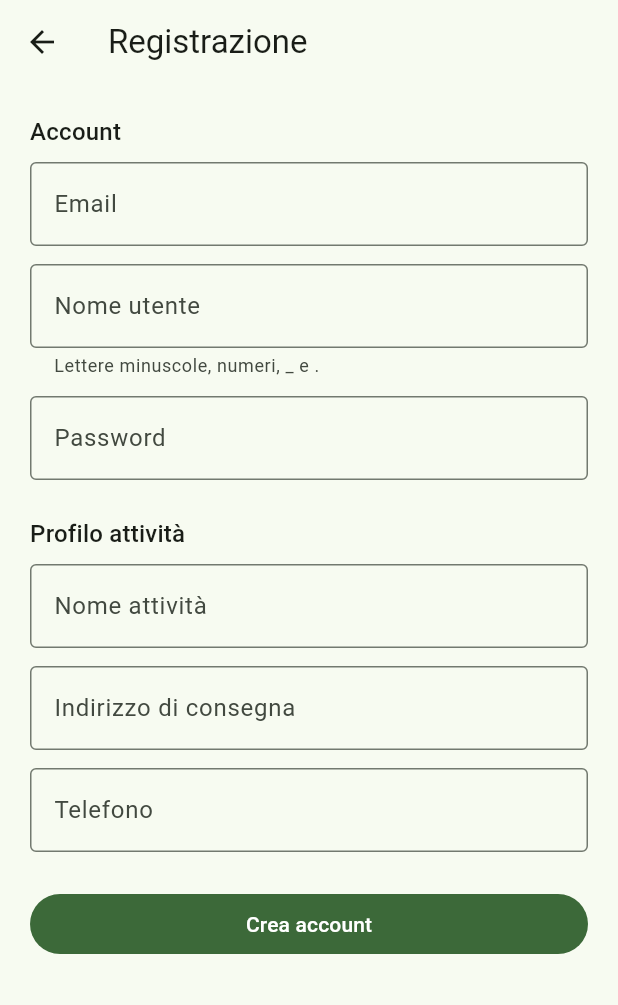
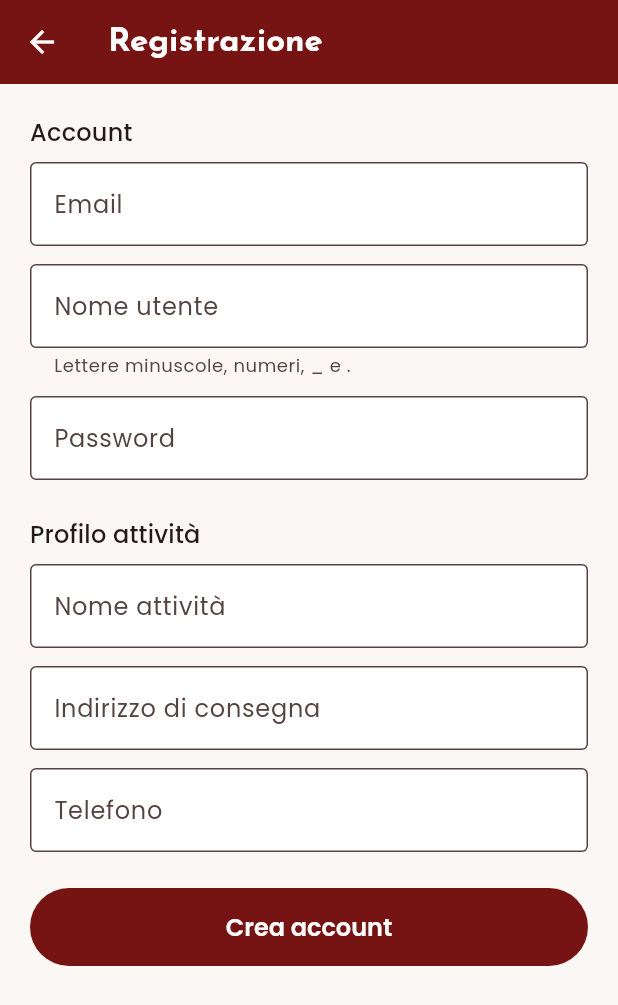
Before and after one commit to panchetto96/OrdinaFacile, a Flutter app: the screen it shows after launch, after a tap on "Non hai un account? Registrati", on a phone screen of 412 x 824 dp. Shown: the top 1005 px of the screen. Run offline on Flutter 3.47's test engine with Material 3 defaults, Android fonts, the phone set to English and light mode, and no system bars; our stand-ins replace file_picker, supabase_flutter; missing offline and left inert: excel; accounts and stored records are empty.

Commit message:
Branding Dofrelli: logo, colori e font del sito
Palette bordeaux/verde e font Poppins + Josefin Sans presi da
dofrellidistribuzione.it; logo nella schermata di accesso, nello splash
e come icona dell'app.

Co-Authored-By: Claude Opus 5.5 (1M context) <noreply@anthropic.com>
Claude-Session: https://claude.ai/code/session_01NXq3VmE56cmCKHSA9SYiTR

```diff
--- a/lib/main.dart
+++ b/lib/main.dart
@@ -8,6 +8,7 @@ import 'cart.dart';
 import 'config.dart';
 import 'repo.dart';
 import 'screens/auth_gate.dart';
+import 'theme.dart';
 
 Future<void> main() async {
   WidgetsFlutterBinding.ensureInitialized();
@@ -36,11 +37,7 @@ class OrdinaFacileApp extends StatelessWidget {
     return MaterialApp(
       title: 'OrdinaFacile',
       debugShowCheckedModeBanner: false,
-      theme: ThemeData(
-        colorSchemeSeed: const Color(0xFF2E7D32),
-        useMaterial3: true,
-        inputDecorationTheme: const InputDecorationTheme(border: OutlineInputBorder()),
-      ),
+      theme: buildTheme(),
       locale: const Locale('it', 'IT'),
       supportedLocales: const [Locale('it', 'IT')],
       localizationsDelegates: const [
--- a/lib/screens/auth/login_screen.dart
+++ b/lib/screens/auth/login_screen.dart
@@ -40,9 +40,10 @@ class _LoginScreenState extends State<LoginScreen> {
             child: Form(
               key: _form,
               child: Column(crossAxisAlignment: CrossAxisAlignment.stretch, children: [
-                Icon(Icons.checklist_rtl, size: 72, color: Theme.of(context).colorScheme.primary),
-                const SizedBox(height: 8),
+                Image.asset('assets/images/logo.png', height: 160),
+                const SizedBox(height: 12),
                 Text('OrdinaFacile', textAlign: TextAlign.center, style: Theme.of(context).textTheme.headlineMedium),
+                Text('Ordini all\'ingrosso, in pochi tocchi', textAlign: TextAlign.center, style: Theme.of(context).textTheme.bodyMedium),
                 const SizedBox(height: 32),
                 TextFormField(
                   controller: _login,
--- /dev/null
+++ b/lib/theme.dart
@@ -0,0 +1,62 @@
+import 'package:flutter/material.dart';
+
+/// Colori e font presi da dofrellidistribuzione.it.
+class Brand {
+  static const bordeaux = Color(0xFF761413);
+  static const bordeauxDark = Color(0xFF450D0C);
+  static const green = Color(0xFF009A50);
+  static const cream = Color(0xFFFBF7F4);
+
+  static const bodyFont = 'Poppins';
+  static const titleFont = 'JosefinSans';
+}
+
+ThemeData buildTheme() {
+  final scheme = ColorScheme.fromSeed(
+    seedColor: Brand.bordeaux,
+    primary: Brand.bordeaux,
+    onPrimary: Colors.white,
+    secondary: Brand.green,
+    onSecondary: Colors.white,
+    tertiary: Brand.green,
+    surface: Colors.white,
+  );
+  final base = ThemeData(colorScheme: scheme, useMaterial3: true, fontFamily: Brand.bodyFont);
+  TextStyle? title(TextStyle? s) => s?.copyWith(fontFamily: Brand.titleFont, fontWeight: FontWeight.w700, color: Brand.bordeaux);
+  final text = base.textTheme;
+  return base.copyWith(
+    scaffoldBackgroundColor: Brand.cream,
+    textTheme: text.copyWith(
+      displaySmall: title(text.displaySmall),
+      headlineLarge: title(text.headlineLarge),
+      headlineMedium: title(text.headlineMedium),
+      headlineSmall: title(text.headlineSmall),
+    ),
+    appBarTheme: const AppBarTheme(
+      backgroundColor: Brand.bordeaux,
+      foregroundColor: Colors.white,
+      centerTitle: false,
+      titleTextStyle: TextStyle(fontFamily: Brand.titleFont, fontWeight: FontWeight.w700, fontSize: 22, color: Colors.white),
+    ),
+    navigationBarTheme: NavigationBarThemeData(
+      backgroundColor: Colors.white,
+      indicatorColor: Brand.bordeaux.withValues(alpha: 0.12),
+    ),
+    floatingActionButtonTheme: const FloatingActionButtonThemeData(
+      backgroundColor: Brand.green,
+      foregroundColor: Colors.white,
+    ),
+    filledButtonTheme: FilledButtonThemeData(
+      style: FilledButton.styleFrom(
+        padding: const EdgeInsets.symmetric(vertical: 14, horizontal: 20),
+        textStyle: const TextStyle(fontFamily: Brand.bodyFont, fontWeight: FontWeight.w600, fontSize: 16),
+      ),
+    ),
+    cardTheme: const CardThemeData(color: Colors.white, surfaceTintColor: Colors.transparent),
+    inputDecorationTheme: const InputDecorationTheme(
+      border: OutlineInputBorder(),
+      filled: true,
+      fillColor: Colors.white,
+    ),
+  );
+}
```
Also changed, not shown: pubspec.yaml (+20 -0 lines), assets/fonts/JosefinSans-Bold.ttf (added), assets/fonts/JosefinSans-Regular.ttf (added), assets/fonts/JosefinSans-SemiBold.ttf (added), assets/fonts/Poppins-Medium.ttf (added), assets/fonts/Poppins-Regular.ttf (added), assets/fonts/Poppins-SemiBold.ttf (added), assets/images/logo.png (added), 8 other files.
